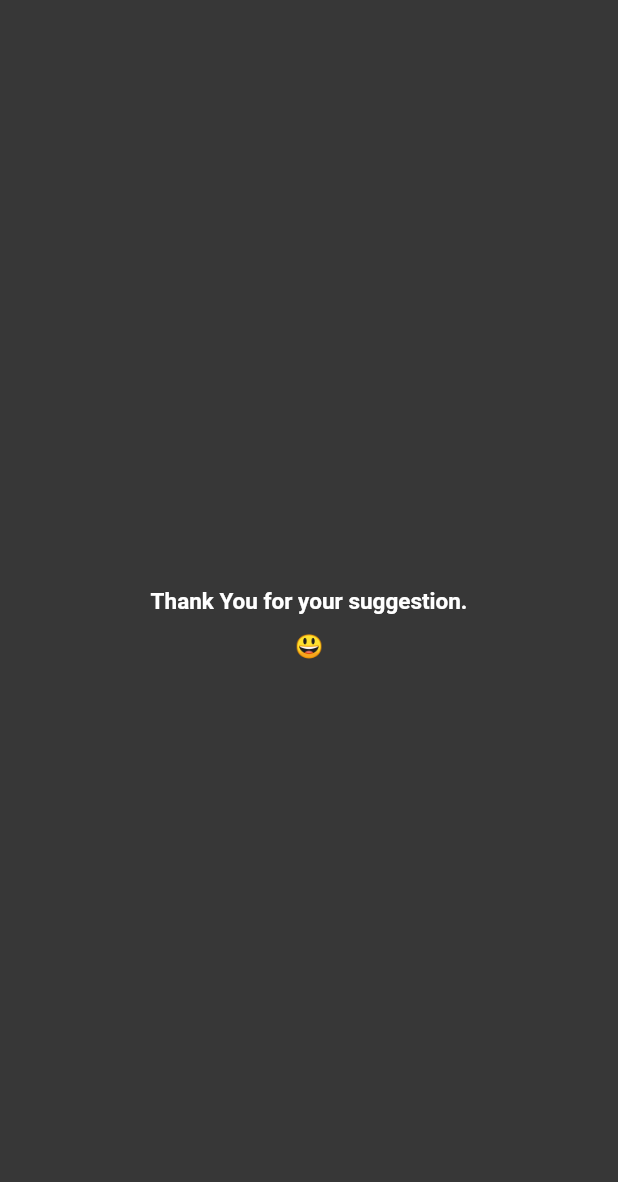
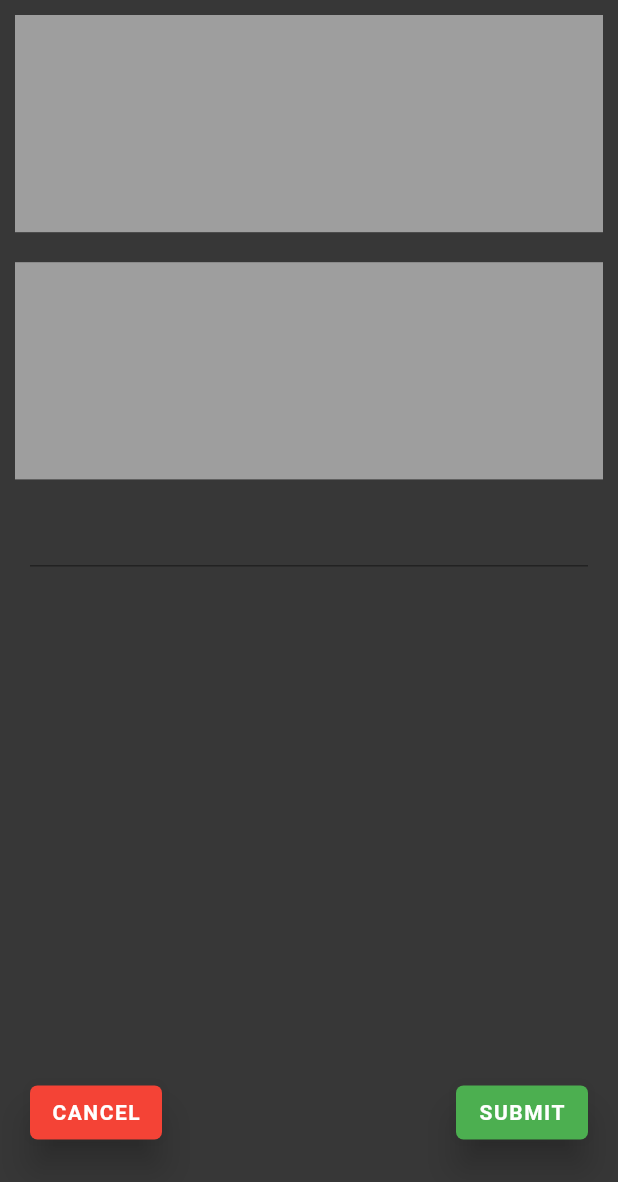
Before and after one commit to krishnasd1007/machines, a Flutter app: the screen it shows after launch, on a phone screen of 412 x 824 dp. Shown: the top 1182 px of the screen. Run offline on Flutter 3.47's test engine with Material 2 defaults, Android fonts, the phone set to English and light mode, and no system bars.

Commit message:
suggestion page work in progress

```diff
--- a/lib/main.dart
+++ b/lib/main.dart
@@ -10,13 +10,13 @@ class AppBase extends StatelessWidget {
   Widget build(BuildContext context) {
     return MaterialApp(
       title: 'Dr Moovy',
-      initialRoute: '/feedback',
+      initialRoute: '/suggestion',
       routes: {
+        '/login': (context) => LoginPage(),
         '/splash': (context) => SplashPage(),
-        '/login': (context) => LoginPage(),
         // '/status': (context) => StatusPage(),
         '/menu': (context) => MenuPage(),
-        // '/suggestion': (context) => SuggestionPage(),
+        '/suggestion': (context) => SuggestionPage(),
         '/feedback': (context) => FeedbackPage(),
         '/machines': (context) => MachinesPage(),
         // '/info': (context) => InfoPage(),
--- a/lib/pages/suggestion.dart
+++ b/lib/pages/suggestion.dart
@@ -0,0 +1,92 @@
+import 'package:flutter/cupertino.dart';
+import 'package:flutter/material.dart';
+
+class SuggestionPage extends StatefulWidget {
+  SuggestionPage({Key key, this.title}) : super(key: key);
+  final String title;
+  @override
+  _SuggestionPageState createState() => _SuggestionPageState();
+}
+
+class _SuggestionPageState extends State<SuggestionPage> {
+
+  Widget suggestionButton(str,color){
+    return RaisedButton(
+      padding: const EdgeInsets.all(5),
+      elevation: 10,
+      shape: RoundedRectangleBorder(
+        borderRadius: BorderRadius.circular(5.0),
+      ),
+      child: Text(str,
+        style: TextStyle(
+          color:Colors.white,
+          fontWeight: FontWeight.bold,
+          letterSpacing: 1,
+        ),
+      ),
+      color: color,
+      onPressed: () {},
+    );
+  }
+
+  Widget build(BuildContext context) {
+    return Scaffold(
+      backgroundColor: Color.fromRGBO(55, 55, 55, 1),
+      body:SafeArea(
+         child:Column(
+          children:[
+            Expanded(
+              flex:1,
+              child:Container(
+                padding: const EdgeInsets.all(10),
+                child: Container(
+                  color:Colors.grey
+                ),
+              ),
+            ),
+            Expanded(
+              flex:1,
+              child:Container(
+                padding: const EdgeInsets.all(10),
+                child: Container(
+                  color:Colors.grey
+                ),
+              ),
+            ),
+            Expanded(
+              flex:2,
+              child:Container(
+                padding: const EdgeInsets.symmetric(horizontal:20),
+                child: TextField(
+
+                  style: new TextStyle(
+                      backgroundColor: Colors.grey,
+                      fontSize: 16.0,
+                      // height: 2.0,
+                      color: Colors.black
+                  ),
+                  decoration: InputDecoration(
+                    fillColor: Colors.grey,
+                  ),
+                ),
+              ),
+            ),
+            Expanded(
+              flex:1,
+              child:Container(
+                padding: const EdgeInsets.symmetric(horizontal:20),
+                child: Row(
+                  mainAxisAlignment: MainAxisAlignment.spaceBetween,
+                  children: [
+                    suggestionButton("CANCEL", Colors.red),
+                    suggestionButton("SUBMIT", Colors.green),
+                  ],
+                ),
+              ),
+            ),
+          ]
+        )
+      ),
+    );
+  }
+}
```
